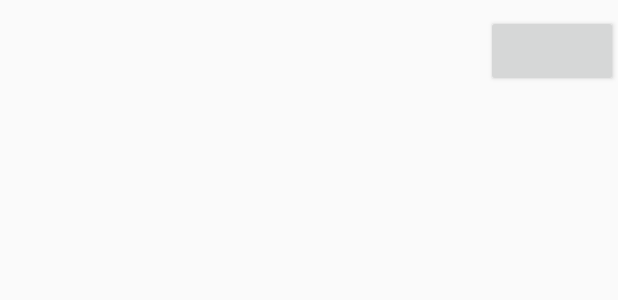
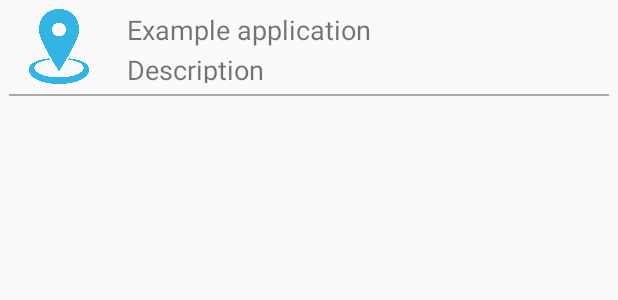
Before and after one commit to MarioGit333/Proyecto_Android, an Android app: the layout item_list.xml on its own in the app's theme, with its tools: preview values and no code run, on a phone screen of 412 x 824 dp. Shown: the top 300 px of the screen. Run offline under Robolectric (Android 15) with nearby library versions, the phone set to English and light mode, and no system bars.

Commit message:
Añadido recycler view para mostrar las últimas rutas

```diff
--- a/app/build.gradle
+++ b/app/build.gradle
@@ -30,6 +30,7 @@ dependencies {
     testImplementation 'junit:junit:4.12'
     androidTestImplementation 'com.android.support.test:runner:1.0.1'
     androidTestImplementation 'com.android.support.test.espresso:espresso-core:3.0.1'
+    compile 'com.android.support:cardview-v7:25.3.1'
     compile 'com.android.support:recyclerview-v7:25.3.1'
 
 }
--- a/app/src/main/res/layout/item_list.xml
+++ b/app/src/main/res/layout/item_list.xml
@@ -1,26 +1,59 @@
 <?xml version="1.0" encoding="utf-8"?>
-<LinearLayout
-    xmlns:android="http://schemas.android.com/apk/res/android"
-    android:orientation="horizontal"
-    android:layout_width="match_parent"
-    android:layout_height="wrap_content"
-    android:paddingTop="10dp"
-    android:paddingBottom="10dp"
-    >
+<android.support.constraint.ConstraintLayout xmlns:android="http://schemas.android.com/apk/res/android"
+    xmlns:app="http://schemas.android.com/apk/res-auto"
+    xmlns:tools="http://schemas.android.com/tools"
+    android:layout_width="fill_parent"
+    android:layout_height="70dp"
+    android:padding="6dip">
+
+    <ImageView
+        android:id="@+id/icon"
+        android:layout_width="100px"
+        android:layout_height="50dp"
+        android:layout_alignParentBottom="true"
+        android:layout_alignParentTop="true"
+        android:contentDescription="TODO"
+        android:src="@drawable/icono"
+        app:layout_constraintStart_toStartOf="parent"
+        app:layout_constraintTop_toTopOf="parent" />
 
     <TextView
-        android:id="@+id/contact_name"
-        android:layout_width="0dp"
-        android:layout_height="wrap_content"
-        android:layout_weight="1"
-        />
+        android:id="@+id/txtFooter"
+        android:layout_width="wrap_content"
+        android:layout_height="21dp"
+        android:layout_alignParentBottom="true"
+        android:layout_alignParentRight="true"
+        android:layout_marginStart="12dp"
+        android:layout_toEndOf="@+id/icon"
+        android:text="Description"
+        android:textSize="18sp"
+        app:layout_constraintStart_toEndOf="@+id/icon"
+        app:layout_constraintTop_toBottomOf="@+id/txtHeader" />
 
-    <Button
-        android:id="@+id/message_button"
+    <TextView
+        android:id="@+id/txtHeader"
         android:layout_width="wrap_content"
-        android:layout_height="wrap_content"
-        android:paddingLeft="16dp"
-        android:paddingRight="16dp"
-        android:textSize="10sp"
-        />
-</LinearLayout>
+        android:layout_height="28dp"
+        android:layout_above="@id/txtFooter"
+        android:layout_alignParentRight="true"
+        android:layout_alignParentTop="true"
+        android:layout_alignWithParentIfMissing="true"
+        android:layout_marginStart="12dp"
+        android:layout_toRightOf="@id/icon"
+        android:gravity="center_vertical"
+        android:text="Example application"
+        android:textSize="18sp"
+        app:layout_constraintStart_toEndOf="@+id/icon"
+        app:layout_constraintTop_toTopOf="parent" />
+
+    <View
+        android:id="@+id/view"
+        android:layout_width="wrap_content"
+        android:layout_height="1dp"
+        android:layout_toEndOf="@id/icon"
+        android:background="@android:color/darker_gray"
+        app:layout_constraintBottom_toBottomOf="parent"
+        app:layout_constraintEnd_toEndOf="parent"
+        app:layout_constraintStart_toStartOf="parent" />
+
+</android.support.constraint.ConstraintLayout>
```
Also changed, not shown: app/src/main/java/com/alexmario/proyecto/proyecto_android/Main2Activity.java (+55 -14 lines), app/src/main/java/com/alexmario/proyecto/proyecto_android/MapsActivity.java (+10 -9 lines), app/src/main/java/com/alexmario/proyecto/proyecto_android/MyAdapter.java (added, +87 -0 lines), app/src/main/java/com/alexmario/proyecto/proyecto_android/Ruta.java (added, +23 -0 lines), app/src/main/res/layout/activity_main2.xml (+5 -9 lines).
